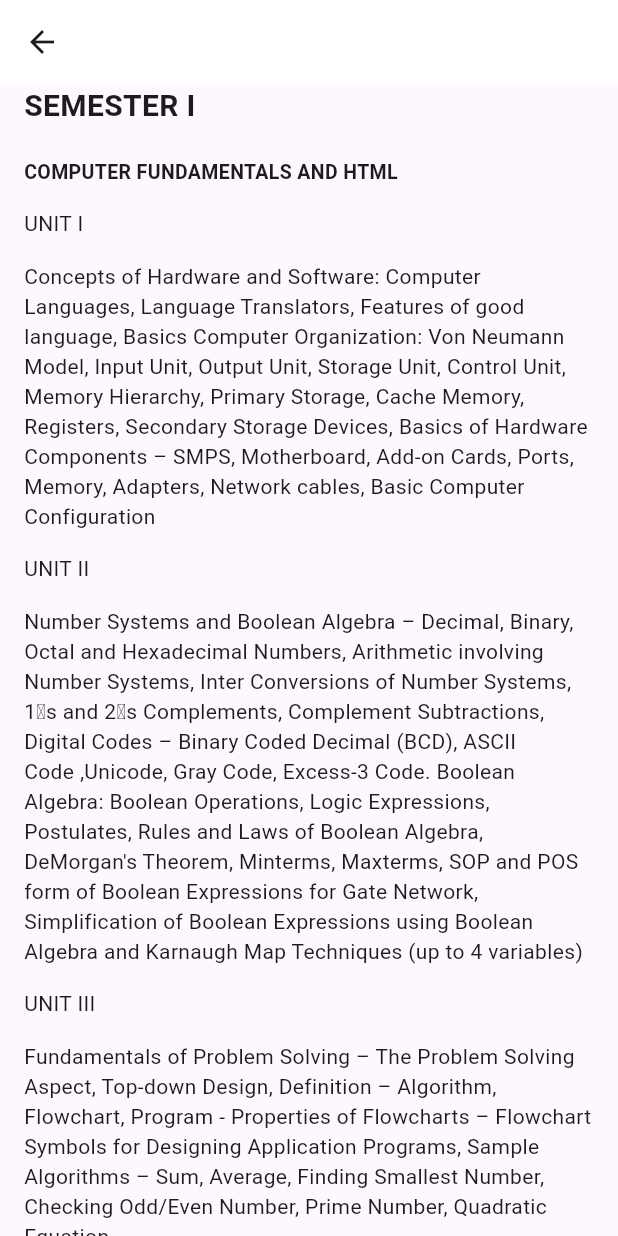
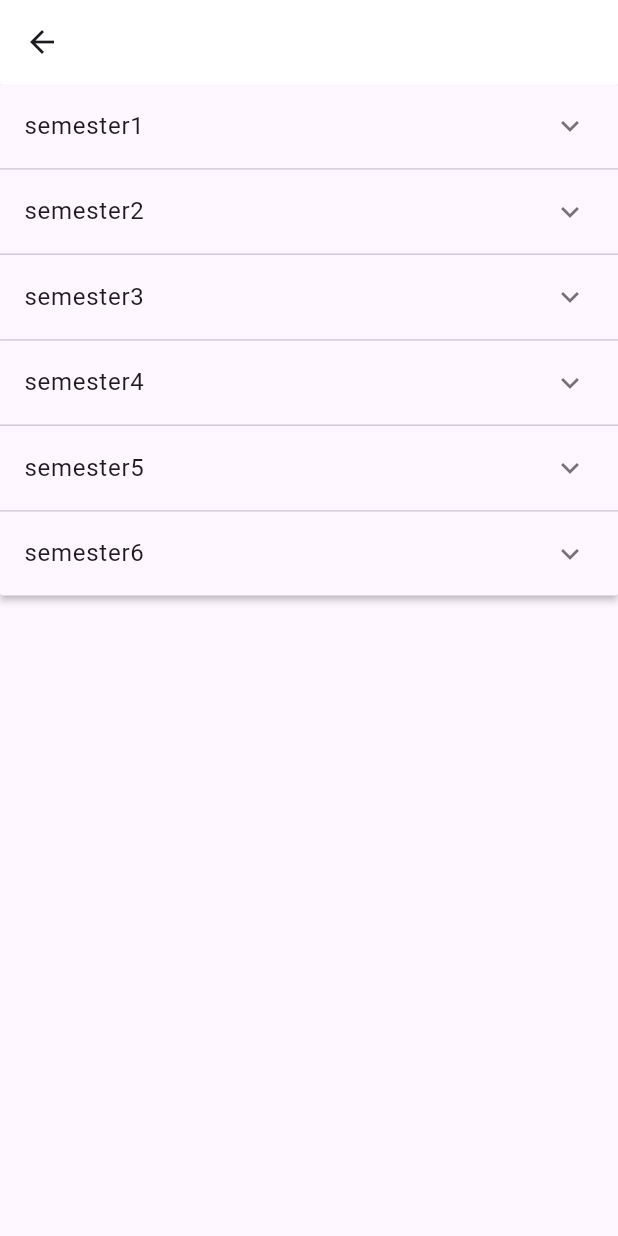
Before and after one commit to Sikshadhaan01/Academic-Chatbot, a Flutter app: the TopicsPage screen opened directly, on a phone screen of 412 x 824 dp. Run offline on Flutter 3.47's test engine with Material 3 defaults, Android fonts, the phone set to English and light mode, and no system bars; missing offline and left inert: dart:html.

Commit message:
new changes

```diff
--- a/lib/pages/teacher_page.dart
+++ b/lib/pages/teacher_page.dart
@@ -5,7 +5,8 @@ class TeacherPage extends StatelessWidget {
 
   @override
   Widget build(BuildContext context) {
-    return Scaffold(appBar: AppBar(title: Text("text"),backgroundColor: Color(0xffbe74ff),),
+    return Scaffold(appBar: AppBar(title: Text("text"),backgroundColor: Color(0xffbe74ff),
+    ),
 
     );
   }
--- a/lib/pages/topics_page.dart
+++ b/lib/pages/topics_page.dart
@@ -1,3 +1,4 @@
+import 'package:flutter/cupertino.dart';
 import 'package:flutter/material.dart';
 
 class TopicsPage extends StatefulWidget {
@@ -12,51 +13,140 @@ class _TopicsPageState extends State<TopicsPage> {
   Widget build(BuildContext context) {
     return Scaffold(
       appBar: AppBar(title: const Text(""), backgroundColor: Colors.white),
-      body: const SingleChildScrollView(
-        child: Padding(
-          padding: EdgeInsets.only(left: 16.0, right: 16.0),
-          child: Column(
-            crossAxisAlignment: CrossAxisAlignment.start,
-            children: [
-              Text(
-                "SEMESTER I",
-                style: TextStyle(fontSize: 20, fontWeight: FontWeight.bold),
-              ),
-              SizedBox(height: 20),
-              Text(
-                "COMPUTER FUNDAMENTALS AND HTML",
-                style: TextStyle(fontSize: 13, fontWeight: FontWeight.bold),
-              ),
-              SizedBox(height: 15),
-              Text("UNIT I"),
-              SizedBox(height: 15),
-              Text(
-                  "Concepts of Hardware and Software: Computer Languages, Language Translators, Features of good language, Basics Computer Organization: Von Neumann Model, Input Unit, Output Unit, Storage Unit, Control Unit, Memory Hierarchy, Primary Storage, Cache Memory, Registers, Secondary Storage Devices, Basics of Hardware Components – SMPS, Motherboard, Add-on Cards, Ports, Memory, Adapters, Network cables, Basic Computer Configuration"),
-              SizedBox(
-                height: 15,
-              ),
-              Text("UNIT II"),
-              SizedBox(height: 15),
-              Text(
-                  "Number Systems and Boolean Algebra – Decimal, Binary, Octal and Hexadecimal Numbers, Arithmetic involving Number Systems, Inter Conversions of Number Systems, 1‟s and 2‟s Complements, Complement Subtractions, Digital Codes – Binary Coded Decimal (BCD), ASCII Code ,Unicode, Gray Code, Excess-3 Code. Boolean Algebra: Boolean Operations, Logic Expressions, Postulates, Rules and Laws of Boolean Algebra, DeMorgan's Theorem, Minterms, Maxterms, SOP and POS form of Boolean Expressions for Gate Network, Simplification of Boolean Expressions using Boolean Algebra and Karnaugh Map Techniques (up to 4 variables)"),
-              SizedBox(
-                height: 15,
-              ),
-              Text("UNIT III"),
-              SizedBox(height: 15),
-              Text(
-                  "Fundamentals of Problem Solving – The Problem Solving Aspect, Top-down Design, Definition – Algorithm, Flowchart, Program - Properties of Flowcharts – Flowchart Symbols for Designing Application Programs, Sample Algorithms – Sum, Average, Finding Smallest Number, Checking Odd/Even Number, Prime Number, Quadratic Equation"),
-              SizedBox(
-                height: 15,
-              ),
-              Text("UNIT IV"),
-              SizedBox(height: 15),
-              Text(
-                  "Number Systems and Boolean Algebra – Decimal, Binary, Octal and Hexadecimal Numbers, Arithmetic involving Number Systems, Inter Conversions of Number Systems, 1‟s and 2‟s Complements, Complement Subtractions, Digital Codes – Binary Coded Decimal (BCD), ASCII Code ,Unicode, Gray Code, Excess-3 Code. Boolean Algebra: Boolean Operations, Logic Expressions, Postulates, Rules and Laws of Boolean Algebra, DeMorgan's Theorem, Minterms, Maxterms, SOP and POS form of Boolean Expressions for Gate Network, Simplification of Boolean Expressions using Boolean Algebra and Karnaugh Map Techniques (up to 4 variables)"),
-            ],
-          ),
-        ),
+      body: ExpansionPanelListExample(),
+      // body:SafeArea(child: Card(
+      //   child: ListView.separated(itemBuilder: (ctx,index){
+      //   return ListTile(
+      //     title: Text('Semester${index+1}'),
+      //     trailing: const Icon(CupertinoIcons.forward),
+
+      //   );
+      // }, separatorBuilder: (ctx,index){
+
+      //   return Divider();
+
+
+      // }, itemCount:6 ),
+      // ) ,
+      // ),
+      // body: const SingleChildScrollView(
+      //   child: Padding(
+      //     padding: EdgeInsets.only(left: 16.0, right: 16.0),
+      //     child: Column(
+      //       crossAxisAlignment: CrossAxisAlignment.start,
+      //       children: [
+
+      //       ],
+      //       // children: [
+      //       //   Text(
+      //       //     "SEMESTER I",
+      //       //     style: TextStyle(fontSize: 20, fontWeight: FontWeight.bold),
+      //       //   ),
+      //       //   SizedBox(height: 20),
+      //       //   Text(
+      //       //     "COMPUTER FUNDAMENTALS AND HTML",
+      //       //     style: TextStyle(fontSize: 13, fontWeight: FontWeight.bold),
+      //       //   ),
+      //       //   SizedBox(height: 15),
+      //       //   Text("UNIT I"),
+      //       //   SizedBox(height: 15),
+      //       //   Text(
+      //       //       "Concepts of Hardware and Software: Computer Languages, Language Translators, Features of good language, Basics Computer Organization: Von Neumann Model, Input Unit, Output Unit, Storage Unit, Control Unit, Memory Hierarchy, Primary Storage, Cache Memory, Registers, Secondary Storage Devices, Basics of Hardware Components – SMPS, Motherboard, Add-on Cards, Ports, Memory, Adapters, Network cables, Basic Computer Configuration"),
+      //       //   SizedBox(
+      //       //     height: 15,
+      //       //   ),
+      //       //   Text("UNIT II"),
+      //       //   SizedBox(height: 15),
+      //       //   Text(
+      //       //       "Number Systems and Boolean Algebra – Decimal, Binary, Octal and Hexadecimal Numbers, Arithmetic involving Number Systems, Inter Conversions of Number Systems, 1‟s and 2‟s Complements, Complement Subtractions, Digital Codes – Binary Coded Decimal (BCD), ASCII Code ,Unicode, Gray Code, Excess-3 Code. Boolean Algebra: Boolean Operations, Logic Expressions, Postulates, Rules and Laws of Boolean Algebra, DeMorgan's Theorem, Minterms, Maxterms, SOP and POS form of Boolean Expressions for Gate Network, Simplification of Boolean Expressions using Boolean Algebra and Karnaugh Map Techniques (up to 4 variables)"),
+      //       //   SizedBox(
+      //       //     height: 15,
+      //       //   ),
+      //       //   Text("UNIT III"),
+      //       //   SizedBox(height: 15),
+      //       //   Text(
+      //       //       "Fundamentals of Problem Solving – The Problem Solving Aspect, Top-down Design, Definition – Algorithm, Flowchart, Program - Properties of Flowcharts – Flowchart Symbols for Designing Application Programs, Sample Algorithms – Sum, Average, Finding Smallest Number, Checking Odd/Even Number, Prime Number, Quadratic Equation"),
+      //       //   SizedBox(
+      //       //     height: 15,
+      //       //   ),
+      //       //   Text("UNIT IV"),
+      //       //   SizedBox(height: 15),
+      //       //   Text(
+      //       //       "Number Systems and Boolean Algebra – Decimal, Binary, Octal and Hexadecimal Numbers, Arithmetic involving Number Systems, Inter Conversions of Number Systems, 1‟s and 2‟s Complements, Complement Subtractions, Digital Codes – Binary Coded Decimal (BCD), ASCII Code ,Unicode, Gray Code, Excess-3 Code. Boolean Algebra: Boolean Operations, Logic Expressions, Postulates, Rules and Laws of Boolean Algebra, DeMorgan's Theorem, Minterms, Maxterms, SOP and POS form of Boolean Expressions for Gate Network, Simplification of Boolean Expressions using Boolean Algebra and Karnaugh Map Techniques (up to 4 variables)"),
+      //       // ],
+      //     ),
+      //   ),
+      // ),
+    );
+  }
+}
+class Item{
+  Item({
+    required this.expandedValue,
+    required this.headerValue,
+    this.isExpanded=false,
+  });
+  String expandedValue;
+  String headerValue;
+  bool isExpanded;
+}
+List<Item> generateItems(int numberOfItems) {
+  return List<Item>.generate(numberOfItems, (int index) {
+    return Item(
+      headerValue: 'semester${index+1}',
+      expandedValue: 'subjects${index+1}',
+    );
+  });
+}
+class ExpansionPanelListExample extends StatefulWidget {
+  const ExpansionPanelListExample({super.key});
+
+  @override
+  State<ExpansionPanelListExample> createState() =>
+      _ExpansionPanelListExampleState();
+}
+
+class _ExpansionPanelListExampleState extends State<ExpansionPanelListExample> {
+  final List<Item> _data = generateItems(6);
+
+  @override
+  Widget build(BuildContext context) {
+    return SingleChildScrollView(
+      child: Container(
+        child: _buildPanel(),
       ),
     );
   }
+
+  Widget _buildPanel() {
+    return ExpansionPanelList(
+      expansionCallback: (int index, bool isExpanded) {
+        setState(() {
+          _data[index].isExpanded = isExpanded;
+        });
+      },
+      children: _data.map<ExpansionPanel>((Item item) {
+        return ExpansionPanel(
+          headerBuilder: (BuildContext context, bool isExpanded) {
+            return ListTile(
+              title: Text(item.headerValue),
+            );
+          },
+          body: ListTile(
+              title: Text(item.expandedValue),
+              // subtitle:
+              //     const Text('To delete this panel, tap the trash can icon'),
+              // trailing: const Icon(Icons.delete),
+              // onTap: () {
+              //   setState(() {
+              //     _data.removeWhere((Item currentItem) => item == currentItem);
+              //   }
+              //   );
+              // }
+              ),
+          isExpanded: item.isExpanded,
+        );
+      }).toList(),
+    );
+  }
 }
```
Also changed, not shown: lib/pages/trash.dart (deleted, +0 -122 lines), pubspec.lock.
